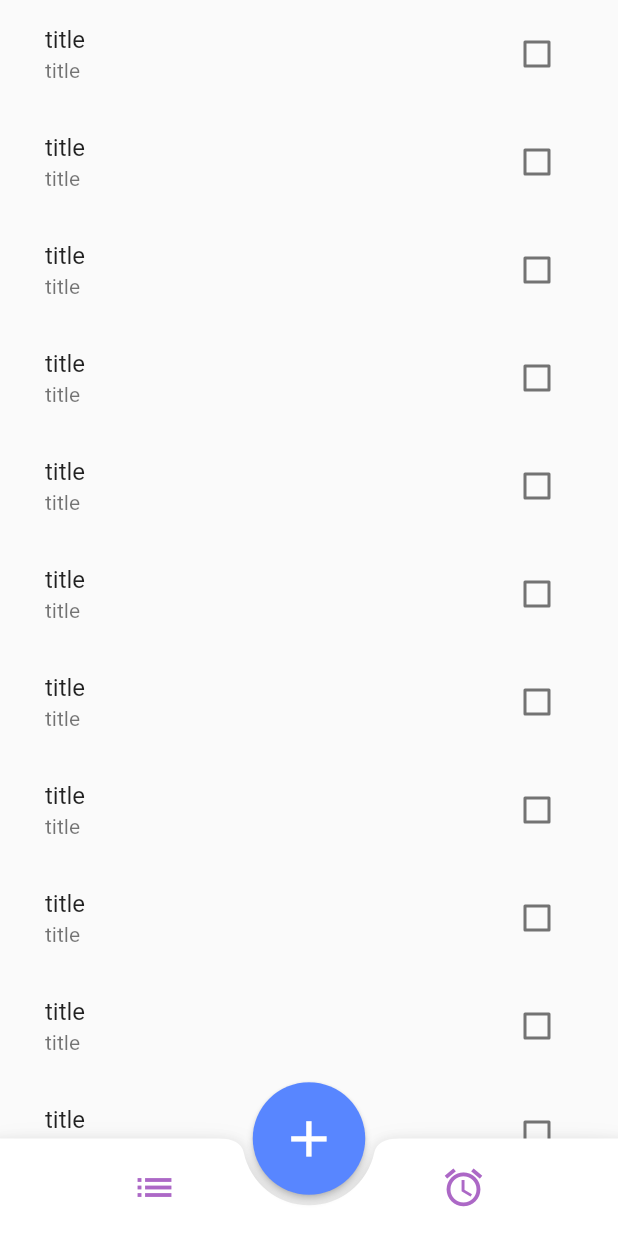
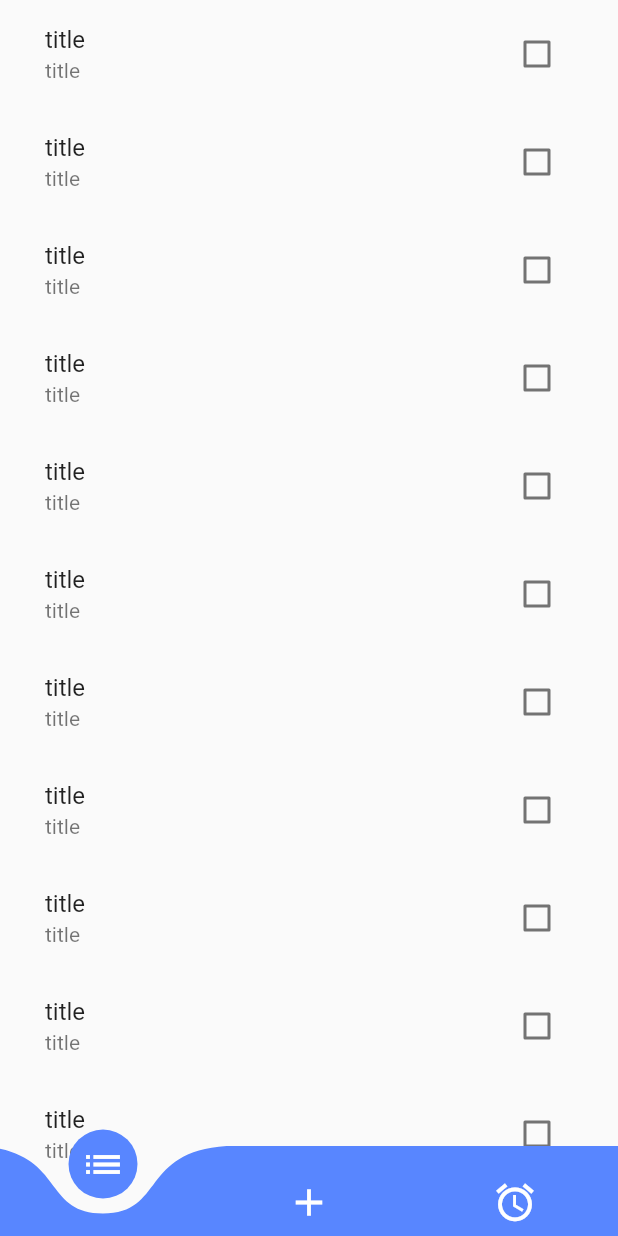
Before and after one commit to nimazareian/todo-list-app, a Flutter app: the screen it shows after launch, on a phone screen of 412 x 824 dp. Run offline on Flutter 3.47's test engine with Material 2 defaults, Android fonts, the phone set to English and light mode, and no system bars; drawn by our look-alikes of curved_navigation_bar; our stand-ins replace datetime_picker_formfield, google_fonts.

Commit message:
changed the bottom navigation bar to be animated

```diff
--- a/lib/main.dart
+++ b/lib/main.dart
@@ -18,7 +18,7 @@ class MyApp extends StatelessWidget {
           elevation: 2,
         ),
         iconTheme: IconThemeData(
-          color: kPurple,
+          color: Colors.white,
         ),
       ),
       initialRoute: HomePage.id,
--- a/lib/screens/home_page.dart
+++ b/lib/screens/home_page.dart
@@ -1,5 +1,7 @@
 import 'package:flutter/cupertino.dart';
 import 'package:flutter/material.dart';
+import 'package:datetime_picker_formfield/datetime_picker_formfield.dart';
+import 'package:curved_navigation_bar/curved_navigation_bar.dart';
 import 'package:todolist/components/todo_item_container.dart';
 import 'package:todolist/constants.dart';
 import 'package:todolist/screens/add_todo_page.dart';
@@ -18,7 +20,7 @@ class _HomePageState extends State<HomePage> {
   @override
   Widget build(BuildContext context) {
     return Scaffold(
-//      appBar: AppBar(),
+      extendBody: true,
       body: ListView.builder(
 //        children: _todos, todo dsffdsdfs
         itemCount: 20,
@@ -41,52 +43,30 @@ class _HomePageState extends State<HomePage> {
           );
         },
       ),
-      bottomNavigationBar: BottomAppBar(
-        shape: CircularNotchedRectangle(),
-        notchMargin: 7,
-        clipBehavior: Clip.antiAlias,
-        child: Container(
-          height: 65,
-          child: Row(
-            mainAxisAlignment: MainAxisAlignment.spaceAround,
-            children: <Widget>[
-              Container(
-                child: IconButton(
-                  icon: Icon(Icons.list),
-                  iconSize: 30,
-                  onPressed: () {
-                    print('nb');
-                  },
-                ),
-              ),
-              Container(
-                child: IconButton(
-                  icon: Icon(Icons.access_alarm),
-                  iconSize: 30,
-                  onPressed: () {},
-                ),
-              ),
-            ],
+      bottomNavigationBar: CurvedNavigationBar(
+        items: <Widget>[
+          Icon(
+            Icons.list,
+            size: 30,
           ),
+          Icon(
+            Icons.add,
+            size: 30,
+          ),
+          Icon(
+            Icons.access_alarm,
+            size: 30,
+          ),
+        ],
+        onTap: (index) {
+          //
+        },
+        animationDuration: Duration(
+          milliseconds: 300,
         ),
-      ),
-      floatingActionButtonLocation: FloatingActionButtonLocation.centerDocked,
-      floatingActionButton: Container(
-        height: 75,
-        child: FittedBox(
-          child: FloatingActionButton(
-            onPressed: () {
-              setState(() {
-                Navigator.pushNamed(context, AddTodoPage.id);
-              });
-            },
-            tooltip: 'Add',
-            child: Icon(
-              Icons.add,
-              size: 30,
-            ),
-          ),
-        ),
+        color: kBlueAccent,
+        backgroundColor: Colors.transparent,
+        height: 60,
       ),
     );
   }
--- a/pubspec.yaml
+++ b/pubspec.yaml
@@ -25,6 +25,9 @@ dependencies:
   # Use with the CupertinoIcons class for iOS style icons.
   cupertino_icons: ^0.1.2
 
+  curved_navigation_bar: ^0.3.3
+  datetime_picker_formfield: ^1.0.0
+
 dev_dependencies:
   flutter_test:
     sdk: flutter
```
Also changed, not shown: lib/screens/add_todo_page.dart (+17 -9 lines), pubspec.lock, 1 other file.
